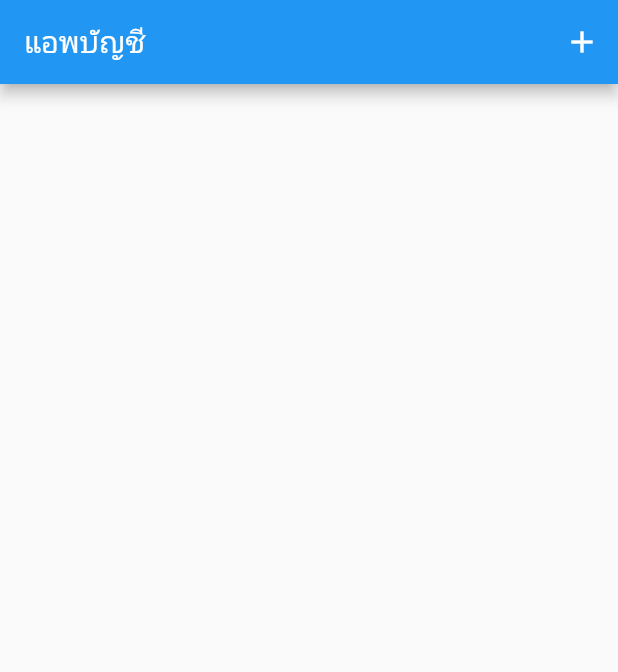
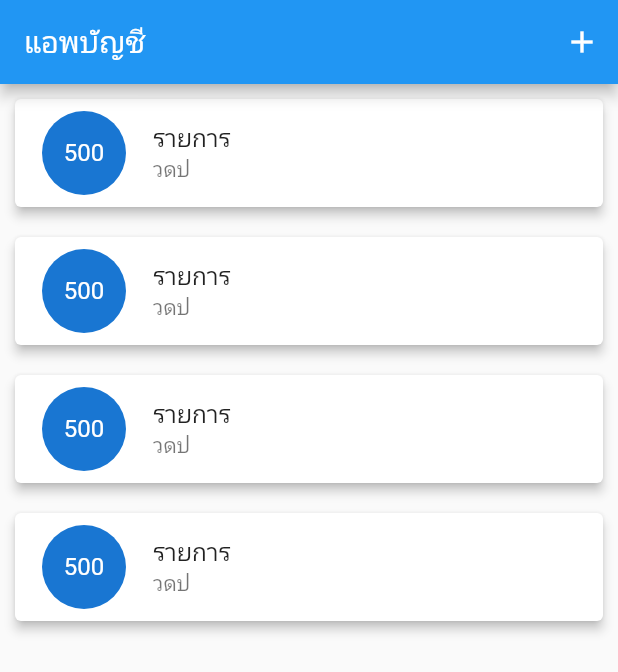
Before and after one commit to sarawut-bank/Lab5_Saraut, a Flutter app: the screen it shows after launch, on a phone screen of 412 x 824 dp. Shown: the top 672 px of the screen. Run offline on Flutter 3.47's test engine with Material 2 defaults, Android fonts, the phone set to English and light mode, and no system bars.

Commit message:
card widget

```diff
--- a/lib/main.dart
+++ b/lib/main.dart
@@ -46,6 +46,23 @@ class _MyHomePageState extends State<MyHomePage> {
           )
         ],
       ),
-        body: Container());
+      body: ListView.builder(
+          itemCount: 4,
+          itemBuilder: (context, int index) {
+            return Card(
+              elevation: 3,
+              margin: const EdgeInsets.symmetric(horizontal: 10, vertical: 10),
+              child: ListTile(
+                leading: CircleAvatar(
+                    radius: 30,
+                    child: FittedBox(
+                      child: Text("500"),
+                    )),
+                title: Text("รายการ"),
+                subtitle: Text("วดป"),
+              ),
+            );
+          }),
+    );
   }
 }
--- a/lib/screens/form_screen.dart
+++ b/lib/screens/form_screen.dart
@@ -21,10 +21,13 @@ class FormScreen extends StatelessWidget {
                 ),
                 TextFormField(
                   decoration: new InputDecoration(labelText: "จำนวนเงิน"),
+                  keyboardType: TextInputType.number,
                 ),
                 ElevatedButton(
                   child: Text("เพิ่มข้อมูล"),
-                  onPressed: () {},
+                  onPressed: () {
+                    Navigator.pop(context);
+                  },
                 ),
               ],
             ),
```
Lines whose indentation alone changed are shown as unchanged.
